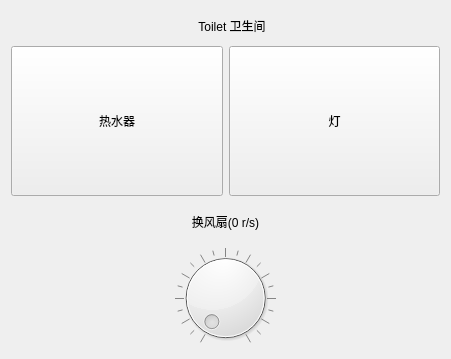
The window that QtWorkSpace/Gateway/toilet.ui (sunnyfjk/UEA_10_08) describes before a commit, drawn with Qt 5.
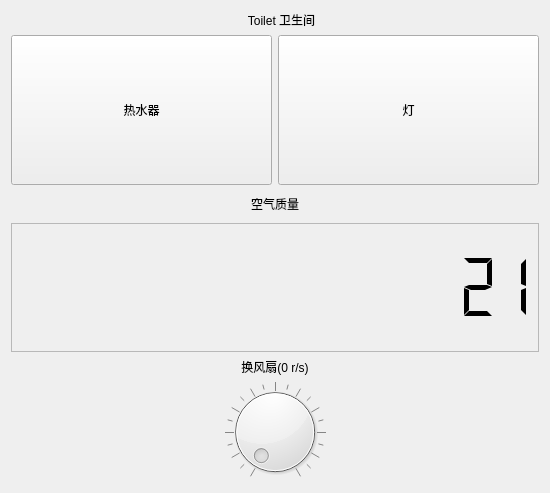
The same window after the commit.

Commit message: 完善卫生间的界面的功能

```diff
--- a/QtWorkSpace/Gateway/toilet.ui
+++ b/QtWorkSpace/Gateway/toilet.ui
@@ -6,14 +6,14 @@
    <rect>
     <x>0</x>
     <y>0</y>
-    <width>451</width>
-    <height>359</height>
+    <width>550</width>
+    <height>493</height>
    </rect>
   </property>
   <property name="windowTitle">
    <string>Form</string>
   </property>
-  <layout class="QVBoxLayout" name="verticalLayout_2" stretch="1,2,5">
+  <layout class="QVBoxLayout" name="verticalLayout_3">
    <item>
     <widget class="QLabel" name="label">
      <property name="text">
@@ -61,10 +61,55 @@
     </layout>
    </item>
    <item>
-    <layout class="QVBoxLayout" name="verticalLayout">
+    <layout class="QVBoxLayout" name="verticalLayout_2" stretch="1,5">
      <item>
       <widget class="QLabel" name="label_2">
        <property name="text">
+        <string>空气质量</string>
+       </property>
+       <property name="alignment">
+        <set>Qt::AlignCenter</set>
+       </property>
+      </widget>
+     </item>
+     <item>
+      <widget class="QLCDNumber" name="AirQuality">
+       <property name="frameShape">
+        <enum>QFrame::StyledPanel</enum>
+       </property>
+       <property name="frameShadow">
+        <enum>QFrame::Raised</enum>
+       </property>
+       <property name="lineWidth">
+        <number>1</number>
+       </property>
+       <property name="midLineWidth">
+        <number>1</number>
+       </property>
+       <property name="smallDecimalPoint">
+        <bool>false</bool>
+       </property>
+       <property name="digitCount">
+        <number>15</number>
+       </property>
+       <property name="mode">
+        <enum>QLCDNumber::Dec</enum>
+       </property>
+       <property name="segmentStyle">
+        <enum>QLCDNumber::Flat</enum>
+       </property>
+       <property name="intValue" stdset="0">
+        <number>21</number>
+       </property>
+      </widget>
+     </item>
+    </layout>
+   </item>
+   <item>
+    <layout class="QVBoxLayout" name="verticalLayout">
+     <item>
+      <widget class="QLabel" name="FanDisplay">
+       <property name="text">
         <string>换风扇(0 r/s)</string>
        </property>
        <property name="alignment">
```
Left out of the diff: 6 changed lines with no effect on the pictures. The commit also changes 6 other files.
